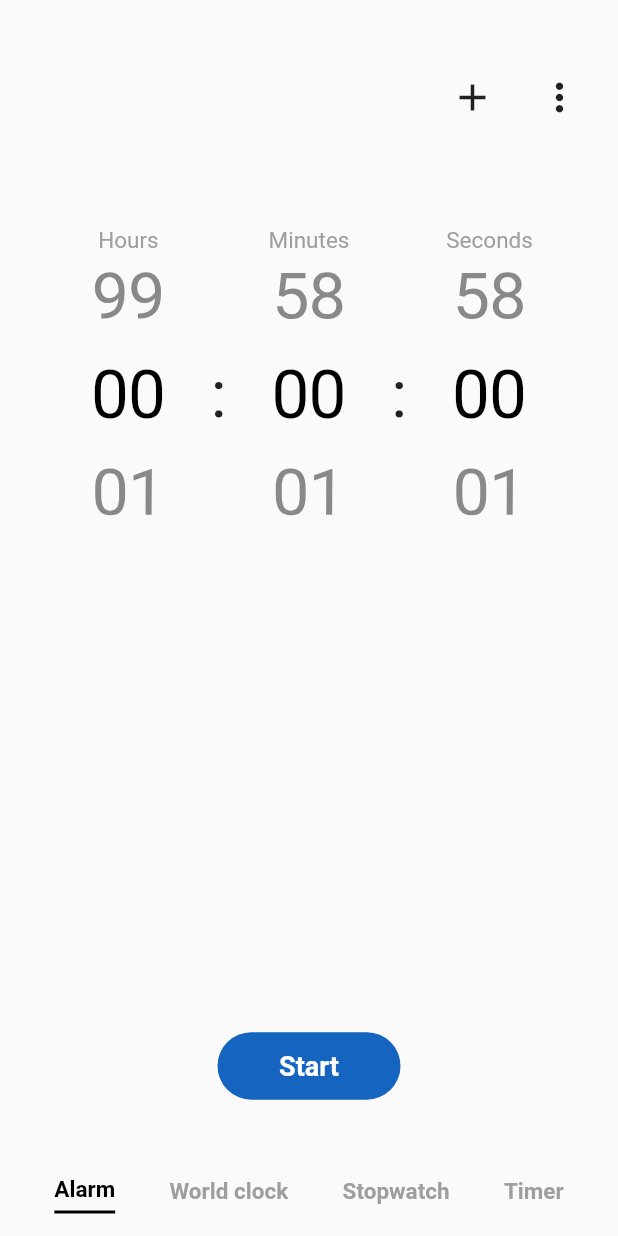
After one commit to ambareng/samsung_clock_app_clone, a Flutter app: the TimerScreen screen opened by its route, on a phone screen of 412 x 824 dp. The commit adds this screen. Run offline on Flutter 3.47's test engine with Material 2 defaults, Android fonts, the phone set to English and light mode, and no system bars; our stand-ins replace avatar_glow, awesome_notifications, google_fonts, sqflite; missing offline and left inert: android_alarm_manager_plus, no_context_navigation; accounts and stored records are empty.

Commit message:
Very simple UI for timer

```diff
--- a/lib/main.dart
+++ b/lib/main.dart
@@ -11,6 +11,7 @@ import 'package:samsung_clock_app_clone/providers/time_picker_provider.dart';
 import 'package:samsung_clock_app_clone/screens/add_alarm.dart';
 import 'package:samsung_clock_app_clone/screens/alarm_screen.dart';
 import 'package:samsung_clock_app_clone/screens/stopwatch_screen.dart';
+import 'package:samsung_clock_app_clone/screens/timer_screen.dart';
 import 'package:samsung_clock_app_clone/screens/world_clock_screen.dart';
 import 'screens/dismiss_alarm.dart';
 
@@ -97,6 +98,8 @@ class _MainState extends State<Main> {
             return MaterialPageRoute(builder: (context) => const WorldClockScreen());
           case '/stopwatch':
             return MaterialPageRoute(builder: (context) => const Stopwatch());
+          case '/timer':
+            return MaterialPageRoute(builder: (context) => const TimerScreen());
           default:
             return MaterialPageRoute(builder: (context) => const AlarmScreen());
         }
--- /dev/null
+++ b/lib/screens/timer_screen.dart
@@ -0,0 +1,180 @@
+import 'package:flutter/cupertino.dart';
+import 'package:flutter/material.dart';
+import 'package:google_fonts/google_fonts.dart';
+import 'package:samsung_clock_app_clone/constants/colors.dart';
+import 'package:samsung_clock_app_clone/constants/text_sizes.dart';
+import 'package:samsung_clock_app_clone/constants/text_styles.dart';
+import 'package:samsung_clock_app_clone/widgets/add_settings_icons.dart';
+
+import 'package:samsung_clock_app_clone/widgets/bottom_nav_bar.dart';
+
+class TimerScreen extends StatelessWidget {
+  const TimerScreen({Key? key}) : super(key: key);
+
+  static final FixedExtentScrollController hourController = FixedExtentScrollController();
+  static final FixedExtentScrollController minuteController = FixedExtentScrollController();
+  static final FixedExtentScrollController secondController = FixedExtentScrollController();
+
+  static final List<String> hourChoices = List<String>.generate(100, (int index) {
+    if (index < 10) {
+      return '0$index';
+    }
+    return '$index';
+  }, growable: false);
+
+  static final List<String> minuteChoices = List<String>.generate(59, (int index) {
+    if (index < 10) {
+      return '0$index';
+    }
+    return '$index';
+  }, growable: false);
+
+  static final List<String> secondChoices = List<String>.generate(59, (int index) {
+    if (index < 10) {
+      return '0$index';
+    }
+    return '$index';
+  }, growable: false);
+
+  @override
+  Widget build(BuildContext context) {
+    return Scaffold(
+      body: Container(
+        padding: EdgeInsets.only(top: MediaQuery.of(context).size.height * 0.05),
+        width: double.infinity,
+        child: Column(
+          children: [
+            Padding(
+              padding: EdgeInsets.only(bottom: MediaQuery.of(context).size.height * 0.075),
+              child: const AddSettingsIcons(),
+            ),
+            Container(
+              height: MediaQuery.of(context).size.height * 0.25,
+              width: MediaQuery.of(context).size.width * 0.85,
+              margin: EdgeInsets.only(bottom: MediaQuery.of(context).size.height * 0.4),
+              child: Row(
+                children: [
+                  TimePickerV2(controller: hourController, label: 'Hours', choices: hourChoices,),
+                  Padding(
+                    padding: EdgeInsets.only(top: MediaQuery.of(context).size.height * 0.02),
+                    child: Text(
+                      ':',
+                      style: GoogleFonts.nanumGothic(
+                        textStyle: timePicker,
+                      ),
+                    ),
+                  ),
+                  TimePickerV2(controller: minuteController, label: 'Minutes', choices: minuteChoices,),
+                  Padding(
+                    padding: EdgeInsets.only(top: MediaQuery.of(context).size.height * 0.02),
+                    child: Text(
+                      ':',
+                      style: GoogleFonts.nanumGothic(
+                        textStyle: timePicker,
+                      ),
+                    ),
+                  ),
+                  TimePickerV2(controller: secondController, label: 'Seconds', choices: secondChoices,)
+                ],
+              ),
+            ),
+            const StartTimerButton()
+          ],
+        ),
+      ),
+      bottomNavigationBar: const BottomNavBar(),
+    );
+  }
+}
+
+class StartTimerButton extends StatelessWidget {
+  const StartTimerButton({
+    Key? key,
+  }) : super(key: key);
+
+  @override
+  Widget build(BuildContext context) {
+    return ElevatedButton(
+      style: ElevatedButton.styleFrom(
+        shape: const StadiumBorder(),
+        elevation: 0,
+        primary: Colors.blue[800]
+      ),
+      onPressed: () => {},
+      child: SizedBox(
+        height: 45.0,
+        width: 90.0,
+        child: Center(
+          child: Text(
+            'Start',
+            style: GoogleFonts.nanumGothic(
+              textStyle: const TextStyle(
+                fontSize: 18.0,
+                fontWeight: FontWeight.bold
+              ),
+            ),
+          ),
+        ),
+      ),
+    );
+  }
+}
+
+class TimePickerV2 extends StatelessWidget {
+  final FixedExtentScrollController controller;
+  final String label;
+  final List<String> choices;
+
+  const TimePickerV2({
+    Key? key,
+    required this.controller,
+    required this.label,
+    required this.choices
+  }) : super(key: key);
+
+  @override
+  Widget build(BuildContext context) {
+    return Expanded(
+      child: Column(
+        children: [
+          Text(
+            label,
+            style: GoogleFonts.nanumGothic(
+              textStyle: const TextStyle(
+                fontSize: small,
+                color: Colors.grey
+              ),
+            ),
+          ),
+          Expanded(
+            child: CupertinoPicker(
+              selectionOverlay: null,
+              diameterRatio: 5.0,
+              looping: true,
+              itemExtent: 96,
+              onSelectedItemChanged: (value) {
+                // if (widget.optionsList.length == 12) {
+                //   context.read<TimePickerProvider>().setHourSelected(value: widget.optionsList[value]);
+                // } else if (widget.optionsList.length == 59) {
+                //   context.read<TimePickerProvider>().setMinuteSelected(value: widget.optionsList[value]);
+                // } else if (widget.optionsList.length == 2) {
+                //   context.read<TimePickerProvider>().setMeridianSelected(value: widget.optionsList[value]);
+                // }
+              },
+              children: choices.map((choice) {
+                return Center(
+                  child: Text(
+                    choice.toString(),
+                    style: GoogleFonts.nanumGothic(
+                      textStyle: timePicker
+                    ),
+                  ),
+                );
+              }).toList()
+            ),
+          ),
+        ],
+      ),
+    );
+  }
+}
--- a/lib/widgets/bottom_nav_bar.dart
+++ b/lib/widgets/bottom_nav_bar.dart
@@ -25,7 +25,7 @@ class BottomNavBar extends StatelessWidget {
             Spacer(),
             BottomNavBarItem(itemText: 'Stopwatch', namedRoute: '/stopwatch'),
             Spacer(),
-            BottomNavBarItem(itemText: 'Timer', namedRoute: '/alarm'),
+            BottomNavBarItem(itemText: 'Timer', namedRoute: '/timer'),
             Spacer(),
           ],
         ),
```
